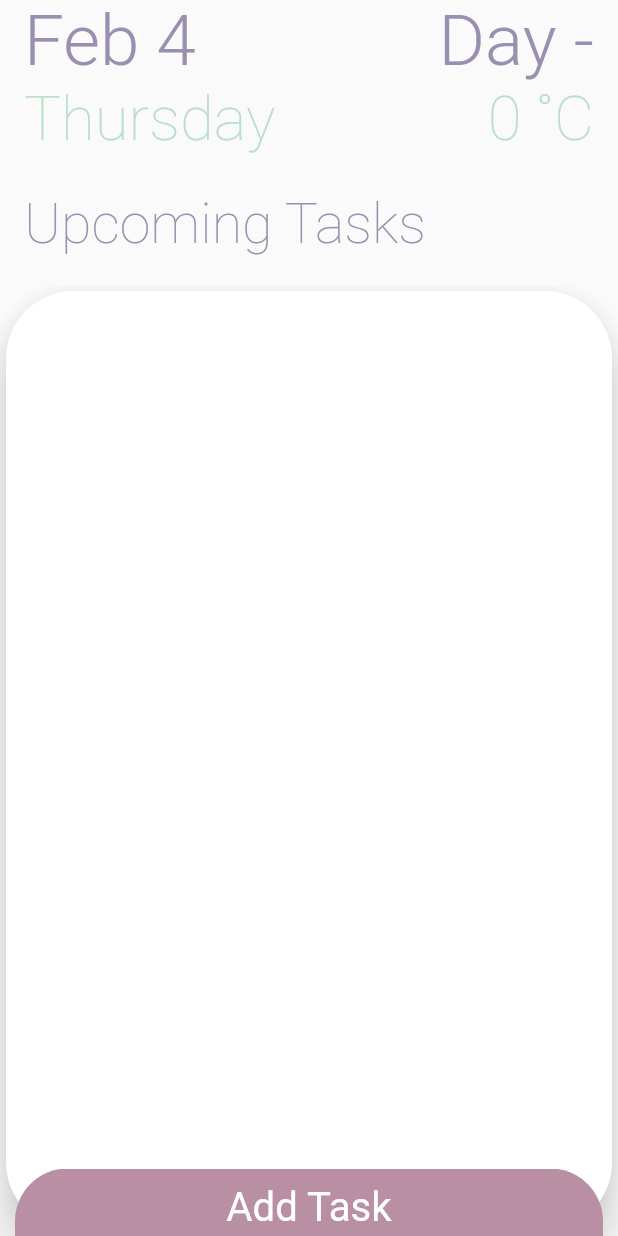
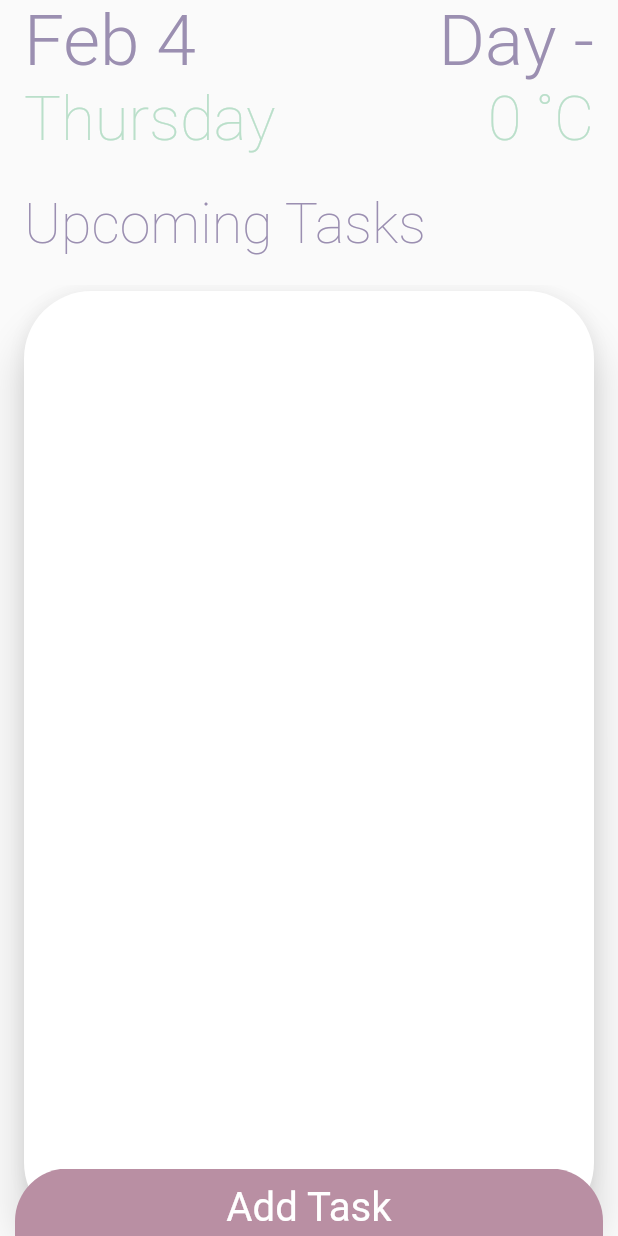
Before and after one commit to neilgoyal/DayTrak, a Flutter app: the TodoList1 screen opened directly, on a phone screen of 412 x 824 dp. Run offline on Flutter 3.47's test engine with Material 2 defaults, Android fonts, the light colour scheme and no system bars; drawn by our look-alikes of sliding_up_panel; our stand-ins replace flare_flutter, flutter_slidable, shared_preferences, sqflite; missing offline and left inert: encrypt, popup_menu; accounts and stored records are empty; network calls fail; Roboto replaces fonts that are missing (Protipo Compact).

Commit message:
V.1.5 STABLE CARD PG 1

```diff
--- a/lib/addtask.dart
+++ b/lib/addtask.dart
@@ -789,7 +789,12 @@ class _TodoListState1 extends State<TodoList1> {
                         ),
                         toolbarHeight: toolbarHeight,
                       )),
-                  body: Card(
+                  body:
+                  Container(
+                padding:
+                  EdgeInsets.only(top: 0.0, left: 12.0, right: 12.0),
+                child:
+                  Card(
                     color: Colors.white,
                     elevation: 12,
                     shape: RoundedRectangleBorder(
@@ -887,7 +892,7 @@ class _TodoListState1 extends State<TodoList1> {
                                 ));
                           }),
                     ),
-                  )))),
+                  ))))),
       borderRadius: radius,
     );
   }
```
